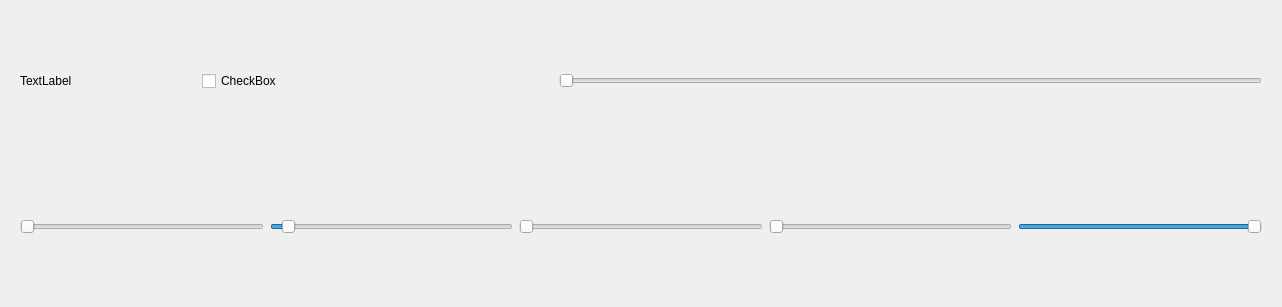
Old version of the form ControlInputs/Position.ui in the repository FlamingMoe85/LightInSyncQt.
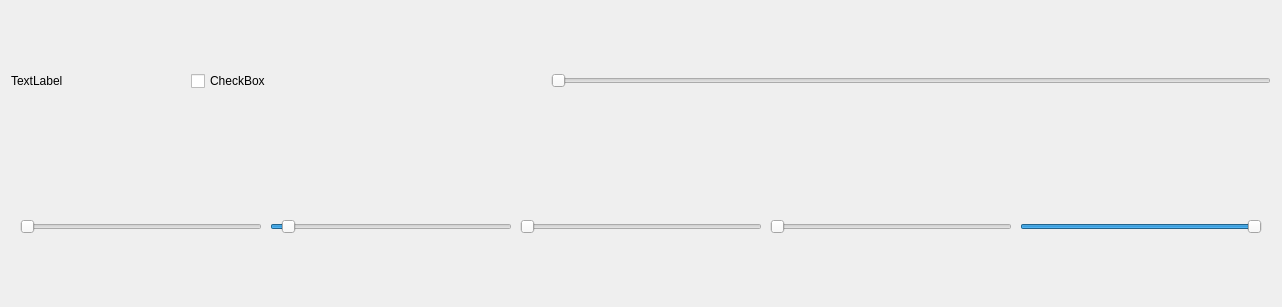
New version of the form.

Commit message: Spacers between sliders

Patch:
```diff
--- a/ControlInputs/Position.ui
+++ b/ControlInputs/Position.ui
@@ -31,8 +31,26 @@
         </sizepolicy>
        </property>
        <layout class="QHBoxLayout" name="horizontalLayout_6">
+        <property name="spacing">
+         <number>0</number>
+        </property>
+        <property name="leftMargin">
+         <number>0</number>
+        </property>
+        <property name="topMargin">
+         <number>0</number>
+        </property>
+        <property name="rightMargin">
+         <number>0</number>
+        </property>
+        <property name="bottomMargin">
+         <number>0</number>
+        </property>
         <item>
          <layout class="QHBoxLayout" name="horizontalLayout_3">
+          <property name="spacing">
+           <number>0</number>
+          </property>
           <item>
            <widget class="QLabel" name="title">
             <property name="sizePolicy">
@@ -92,8 +110,32 @@
         </sizepolicy>
        </property>
        <layout class="QHBoxLayout" name="horizontalLayout_5">
+        <property name="spacing">
+         <number>0</number>
+        </property>
+        <property name="leftMargin">
+         <number>0</number>
+        </property>
+        <property name="topMargin">
+         <number>0</number>
+        </property>
+        <property name="rightMargin">
+         <number>0</number>
+        </property>
+        <property name="bottomMargin">
+         <number>0</number>
+        </property>
         <item>
          <layout class="QHBoxLayout" name="horizontalLayout_4">
+          <property name="spacing">
+           <number>0</number>
+          </property>
+          <property name="leftMargin">
+           <number>9</number>
+          </property>
+          <property name="rightMargin">
+           <number>9</number>
+          </property>
           <item>
            <widget class="QSlider" name="horizontalSlider_Position">
             <property name="sizePolicy">
@@ -110,6 +152,22 @@
             </property>
            </widget>
           </item>
+          <item>
+           <spacer name="horizontalSpacer">
+            <property name="orientation">
+             <enum>Qt::Horizontal</enum>
+            </property>
+            <property name="sizeType">
+             <enum>QSizePolicy::Minimum</enum>
+            </property>
+            <property name="sizeHint" stdset="0">
+             <size>
+              <width>8</width>
+              <height>20</height>
+             </size>
+            </property>
+           </spacer>
+          </item>
           <item>
            <widget class="QSlider" name="horizontalSlider_Mul">
             <property name="sizePolicy">
@@ -129,6 +187,22 @@
             </property>
            </widget>
           </item>
+          <item>
+           <spacer name="horizontalSpacer_2">
+            <property name="orientation">
+             <enum>Qt::Horizontal</enum>
+            </property>
+            <property name="sizeType">
+             <enum>QSizePolicy::Minimum</enum>
+            </property>
+            <property name="sizeHint" stdset="0">
+             <size>
+              <width>8</width>
+              <height>20</height>
+             </size>
+            </property>
+           </spacer>
+          </item>
           <item>
            <widget class="QSlider" name="horizontalSlider_Shift">
             <property name="sizePolicy">
@@ -145,6 +219,22 @@
             </property>
            </widget>
           </item>
+          <item>
+           <spacer name="horizontalSpacer_3">
+            <property name="orientation">
+             <enum>Qt::Horizontal</enum>
+            </property>
+            <property name="sizeType">
+             <enum>QSizePolicy::Minimum</enum>
+            </property>
+            <property name="sizeHint" stdset="0">
+             <size>
+              <width>8</width>
+              <height>20</height>
+             </size>
+            </property>
+           </spacer>
+          </item>
           <item>
            <widget class="QSlider" name="horizontalSlider_SpanMin">
             <property name="sizePolicy">
@@ -161,6 +251,22 @@
             </property>
            </widget>
           </item>
+          <item>
+           <spacer name="horizontalSpacer_4">
+            <property name="orientation">
+             <enum>Qt::Horizontal</enum>
+            </property>
+            <property name="sizeType">
+             <enum>QSizePolicy::Minimum</enum>
+            </property>
+            <property name="sizeHint" stdset="0">
+             <size>
+              <width>8</width>
+              <height>20</height>
+             </size>
+            </property>
+           </spacer>
+          </item>
           <item>
            <widget class="QSlider" name="horizontalSlider_SpanMax">
             <property name="sizePolicy">
```
